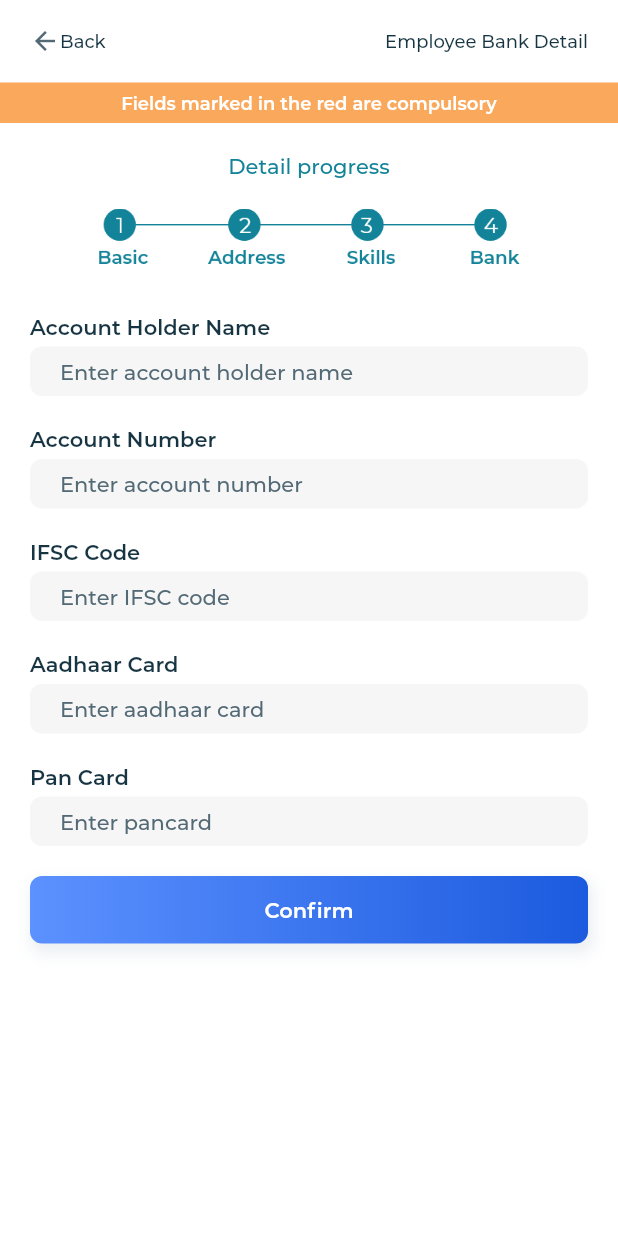
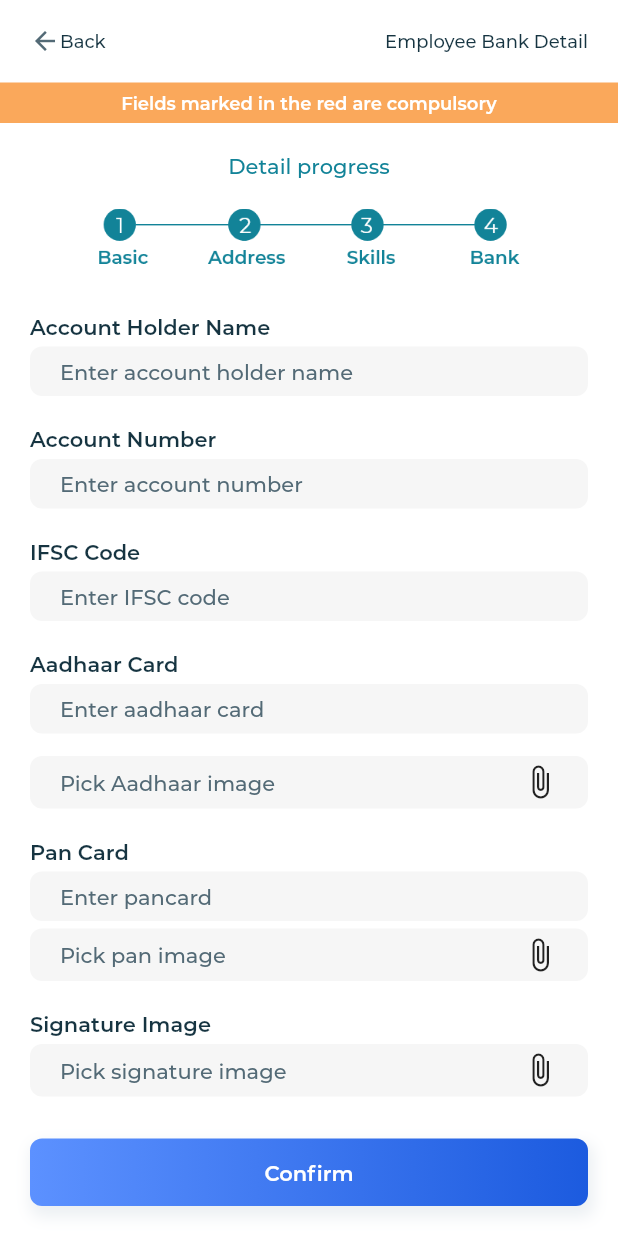
Before and after one commit to pratikKataria/HRMS, a Flutter app: the BankDetailEmployee screen opened directly, on a phone screen of 412 x 824 dp. Run offline on Flutter 3.47's test engine with Material 2 defaults, Android fonts, the phone set to English and light mode, and no system bars; our stand-ins replace dio, file_picker, flutter_swiper, fluttertoast, image_picker, logger and 2 more; missing offline and left inert: mobile_scanner; accounts and stored records are empty; project files that could hold a hidden picture were left out; key blocks and very long unbroken strings in the code were emptied for the run.

Commit message:
Manage employee screen and api integrated

```diff
--- a/lib/api/end_points.dart
+++ b/lib/api/end_points.dart
@@ -13,5 +13,6 @@ class EndPoints {
   static final String REGISTER_EMPLOYEE = BASE_URL + "Register_User.php";
   static final String REGISTER_CLIENT = BASE_URL + "Register_Project.php";
   static final String GET_ALL_USER = BASE_URL + "Get_All_Users.php";
+  static final String DELETE_USER = BASE_URL + "Manage_Employees.php";
 
 }
--- a/lib/main.dart
+++ b/lib/main.dart
@@ -2,7 +2,7 @@ import 'package:flutter/material.dart';
 import 'package:hrms/res/AppColors.dart';
 import 'package:hrms/res/keys.dart';
 import 'package:hrms/route/route_transition.dart';
-import 'package:hrms/ui/addEmployee/skill_detail_employee.dart';
+import 'package:hrms/ui/addEmployee/bank_detail_employee.dart';
 import 'package:hrms/ui/home/home_screen.dart';
 import 'package:hrms/ui/login/login_screen.dart';
 import 'package:hrms/util/shared_manager.dart';
--- a/lib/route/route_transition.dart
+++ b/lib/route/route_transition.dart
@@ -15,6 +15,7 @@ import 'package:hrms/ui/attendance/typeOne/model/GetEmployeeByIdResponse.dart';
 import 'package:hrms/ui/attendance/typeTwo/mark_attendence_type_two.dart';
 import 'package:hrms/ui/home/home_screen.dart';
 import 'package:hrms/ui/login/login_screen.dart';
+import 'package:hrms/ui/manageEmployee/manage_employee_screen.dart';
 import 'package:hrms/ui/scanned/employee_response.dart';
 import 'package:hrms/ui/scanned/user_scanned_screen.dart';
 import 'package:hrms/ui/scanner/multi_qr_scanner_screen.dart';
@@ -49,6 +50,7 @@ class RouteTransition extends PageRouteBuilder {
               case Screens.ATTENDANCE_TYPE_ONE: return MarkAttendanceTypeOne(arguments as GetEmployeeByIdResponse);
               case Screens.ATTENDANCE_TYPE_TWO: return MarkAttendanceTypeTwo(arguments as GetEmployeeByIdResponse);
               case Screens.AADHAAR_CARD_VERIFICATION_SCREEN: return AadhaarVerificationScreen();
+              case Screens.MANAGE_EMPLOYEE: return  ManageEmployeeScreen();
             }
             return LoginScreen();
           },
--- a/lib/route/screens.dart
+++ b/lib/route/screens.dart
@@ -17,4 +17,7 @@ class Screens {
   static const String CLIENT_BANK_DETAIL = "CLIENT_BANK_DETAIL";
   static const String ATTENDANCE_TYPE_ONE = "ATTENDANCE_TYPE_ONE";
   static const String ATTENDANCE_TYPE_TWO = "ATTENDANCE_TYPE_TWO";
+  static const String MANAGE_EMPLOYEE = "MANAGE_EMPLOYEE";
+  static const String COMPLAINS = "COMPLAINS";
+
 }
--- a/lib/ui/addEmployee/address_detail_employee.dart
+++ b/lib/ui/addEmployee/address_detail_employee.dart
@@ -75,7 +75,6 @@ class _AddressDetailEmployeeState extends State<AddressDetailEmployee> {
                     ),
                     verticalSpace(20.0),
                     HrmGradientButton(text: "Next").onClick(() {
-
                       bool isValidationFailed = !validateInputFields();
                       if (isValidationFailed) return;
 
@@ -108,6 +107,11 @@ class _AddressDetailEmployeeState extends State<AddressDetailEmployee> {
       return false;
     }
 
+    if (pincodeTextController.text.toString().length < 6) {
+      showErrorToast("Please enter valid pincode");
+      return false;
+    }
+
     if (landmarkTextController.text.toString().isEmpty) {
       showErrorToast("Please enter landmark");
       return false;
--- a/lib/ui/addEmployee/bank_detail_employee.dart
+++ b/lib/ui/addEmployee/bank_detail_employee.dart
@@ -1,7 +1,11 @@
+import 'dart:io';
+
 import 'package:flutter/services.dart';
 import 'package:hrms/export.dart';
 import 'package:hrms/ui/addEmployee/aadhaar_verification_screen.dart';
 import 'package:hrms/ui/addEmployee/model/add_employee_response.dart';
+import 'package:hrms/widgets/hrm_input_fields_dummy.dart';
+import 'package:image_picker/image_picker.dart';
 
 class BankDetailEmployee extends StatefulWidget {
   const BankDetailEmployee({Key? key}) : super(key: key);
@@ -16,6 +20,10 @@ class _BankDetailEmployeeState extends State<BankDetailEmployee> {
   TextEditingController ifscTextController = TextEditingController();
   TextEditingController aadhaarCardTextController = TextEditingController();
   TextEditingController panCardTextController = TextEditingController();
+
+  String? aadhaarImage;
+  String? panImage;
+  String? signatureImage;
 
   @override
   Widget build(BuildContext context) {
@@ -78,6 +86,24 @@ class _BankDetailEmployeeState extends State<BankDetailEmployee> {
                       inputTypeNumber: true,
                       inputFilters: [FilteringTextInputFormatter.digitsOnly, LengthLimitingTextInputFormatter(12)],
                     ),
+                    verticalSpace(10.0),
+                    HrmInputFieldDummy(
+                      textController: aadhaarCardTextController,
+                      headingText: aadhaarImage,
+                      text: "Pick Aadhaar image",
+                      leftWidget: Icon(Icons.attach_file),
+                      inputTypeNumber: true,
+                      inputFilters: [FilteringTextInputFormatter.digitsOnly, LengthLimitingTextInputFormatter(12)],
+                    ).onClick(() async {
+                      final ImagePicker _picker = ImagePicker();
+                      final XFile? image = await _picker.pickImage(source: ImageSource.gallery, imageQuality: 50);
+                      aadhaarImage = image?.name;
+                      if (image != null) {
+                        final File imageFile = File(image.path);
+                        addEmployeeRequest.aadharImg = imageFile.path;
+                      }
+                      setState(() {});
+                    }),
                     verticalSpace(20.0),
                     HrmInputField(
                       textController: panCardTextController,
@@ -89,20 +115,56 @@ class _BankDetailEmployeeState extends State<BankDetailEmployee> {
                         LengthLimitingTextInputFormatter(10)
                       ],
                     ),
+                    HrmInputFieldDummy(
+                      textController: aadhaarCardTextController,
+                      headingText: panImage,
+                      text: "Pick pan image",
+                      leftWidget: Icon(Icons.attach_file),
+                      inputTypeNumber: true,
+                      inputFilters: [FilteringTextInputFormatter.digitsOnly, LengthLimitingTextInputFormatter(12)],
+                    ).onClick(() async {
+                      final ImagePicker _picker = ImagePicker();
+                      final XFile? image = await _picker.pickImage(source: ImageSource.gallery, imageQuality: 50);
+                      panImage = image?.name;
+                      if (image != null) {
+                        final File imageFile = File(image.path);
+                        addEmployeeRequest.panImg = imageFile.path;
+                      }
+                      setState(() {});
+                    }),
                     verticalSpace(20.0),
-                    HrmGradientButton(text: "Confirm").onClick(() {
-                      addEmployeeRequest.accountNumber = accountTextController.text.toString();
-                      addEmployeeRequest.ifsc = ifscTextController.text.toString();
-                      addEmployeeRequest.aadharNumber = aadhaarCardTextController.text.toString();
-                      addEmployeeRequest.panNumber = panCardTextController.text.toString();
-
-                      registerEmployee();
+                    HrmInputFieldDummy(
+                      textController: aadhaarCardTextController,
+                      headingText: signatureImage ?? "Signature Image",
+                      text: "Pick signature image",
+                      leftWidget: Icon(Icons.attach_file),
+                      inputTypeNumber: true,
+                      inputFilters: [FilteringTextInputFormatter.digitsOnly, LengthLimitingTextInputFormatter(12)],
+                    ).onClick(() async {
+                      final ImagePicker _picker = ImagePicker();
+                      final XFile? image = await _picker.pickImage(source: ImageSource.gallery, imageQuality: 50);
+                      signatureImage = image?.name;
+                      if (image != null) {
+                        final File imageFile = File(image.path);
+                        addEmployeeRequest.signatureImg = imageFile.path;
+                      }
+                      setState(() {});
                     }),
                     verticalSpace(20.0),
                   ],
                 ),
               ),
             ),
+
+            HrmGradientButton(text: "Confirm", margin: EdgeInsets.symmetric(horizontal: 20.00)).onClick(() {
+              addEmployeeRequest.accountNumber = accountTextController.text.toString();
+              addEmployeeRequest.ifsc = ifscTextController.text.toString();
+              addEmployeeRequest.aadharNumber = aadhaarCardTextController.text.toString();
+              addEmployeeRequest.panNumber = panCardTextController.text.toString();
+
+              registerEmployee();
+            }),
+            verticalSpace(20.0),
           ],
         ),
       ),
@@ -113,7 +175,7 @@ class _BankDetailEmployeeState extends State<BankDetailEmployee> {
     // await Future.delayed(Duration(milliseconds: 200));
 
     print(addEmployeeRequest.toJson());
-    var formData = FormData.fromMap(addEmployeeRequest.toJson());
+    var formData = FormData.fromMap(await addEmployeeRequest.toJson());
 
     Dialogs.showLoader(context, "Creating new employee ...");
     AddEmployeeResponse addEmployeeResponse = await apiController.post<AddEmployeeResponse>(
--- a/lib/ui/addEmployee/model/add_employee_request.dart
+++ b/lib/ui/addEmployee/model/add_employee_request.dart
@@ -1,3 +1,5 @@
+import 'package:dio/dio.dart';
+
 /// first_name : "pradeep"
 /// last_name : "soni"
 /// contact_no : "9856895698"
@@ -320,7 +322,7 @@ AddEmployeeRequest copyWith({  String? firstName,
   String? get register => _register;
 
 
-  Map<String, dynamic> toJson() {
+  Future<Map<String, dynamic>> toJson() async {
     final map = <String, dynamic>{};
     map['first_name'] = _firstName;
     map['last_name'] = _lastName;
@@ -355,10 +357,16 @@ AddEmployeeRequest copyWith({  String? firstName,
     map['account_holder'] = _accountHolder;
     map['ifsc'] = _ifsc;
     map['aadhar_number'] = _aadharNumber;
+    map['pan_number'] = panNumber;
+    // map['aadhar_img'] = await MultipartFile.fromFile(aadharImg??"", filename:"aadharImage.jpg");
+    // map['pan_img'] =  await MultipartFile.fromFile(panImg??"", filename:"pan_img.jpg");
+    // map['signature_img'] =   await MultipartFile.fromFile(signatureImg??"", filename:"signature_img.jpg");
     map['aadhar_img'] = "img.jpg";
-    map['pan_number'] = "img.jpg";
     map['pan_img'] = "img.jpg";
     map['signature_img'] = "img.jpg";
+    map['aadhar_img'] = "1";
+    map['pan_img'] = "1";
+    map['signature_img'] = "1";
     map['business_id'] = "12";
     map['Register'] = "Register";
     return map;
--- a/lib/widgets/hrm_input_fields_dummy.dart
+++ b/lib/widgets/hrm_input_fields_dummy.dart
@@ -41,7 +41,7 @@ class HrmInputFieldDummy extends StatelessWidget {
       child: Column(
         crossAxisAlignment: CrossAxisAlignment.start,
         children: [
-          if (headingText != null) Text(headingText ?? "", style: textStyle14px600w),
+          if (headingText != null) Text(headingText ?? "", style: textStyle14px600w, maxLines: 1),
           verticalSpace(5.0),
           Container(
             padding: padding ?? EdgeInsets.symmetric(horizontal: 20.0),
--- a/pubspec.yaml
+++ b/pubspec.yaml
@@ -28,7 +28,7 @@ dependencies:
   mobile_scanner: ^2.1.0
   flutter_swiper: ^1.1.6
   shared_preferences: 2.0.15
-
+  image_picker: ^0.8.6
   cupertino_icons: ^1.0.2
 
 dev_dependencies:
```
Also changed, not shown: lib/ui/addClient/address_detail_client.dart (+9 -2 lines), lib/ui/addClient/bank_detail_client.dart (+5 -3 lines), lib/ui/addClient/basic_detail_client.dart (+53 -11 lines), lib/ui/addClient/skill_detail_client.dart (+9 -4 lines), lib/ui/addEmployee/basic_detail_employee.dart (+15 -0 lines), lib/ui/addEmployee/skill_detail_employee.dart (+5 -2 lines), lib/ui/home/home_screen.dart (+5 -2 lines), lib/ui/manageEmployee/manage_employee_screen.dart (added, +232 -0 lines), pubspec.lock, 2 other files.
